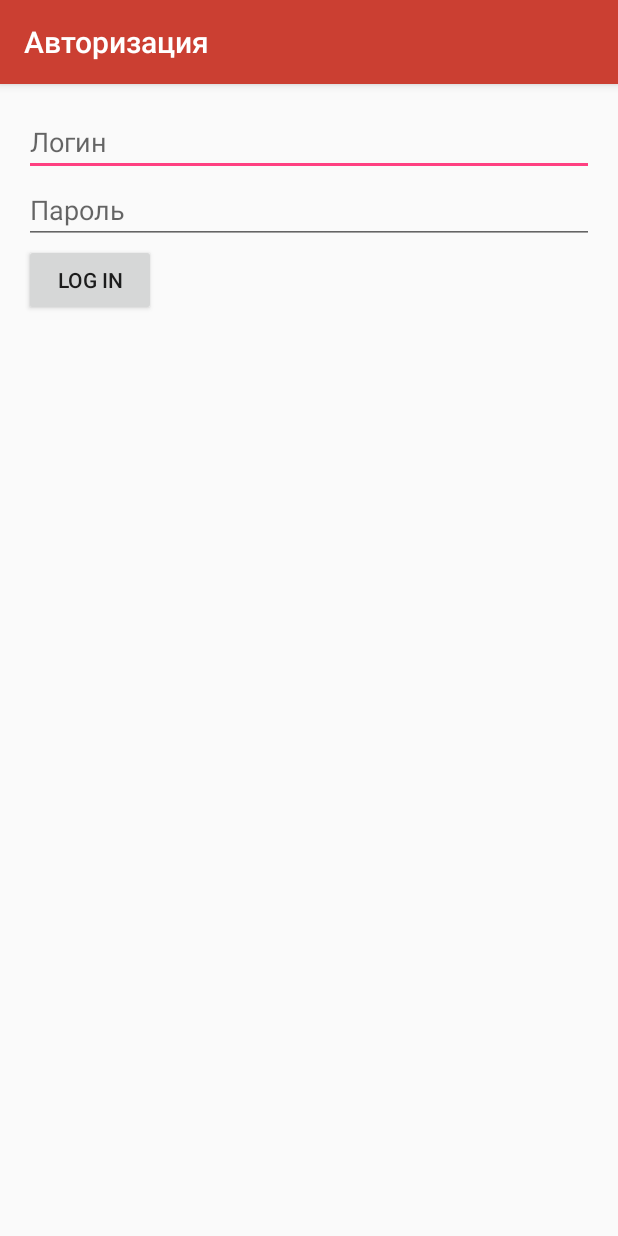
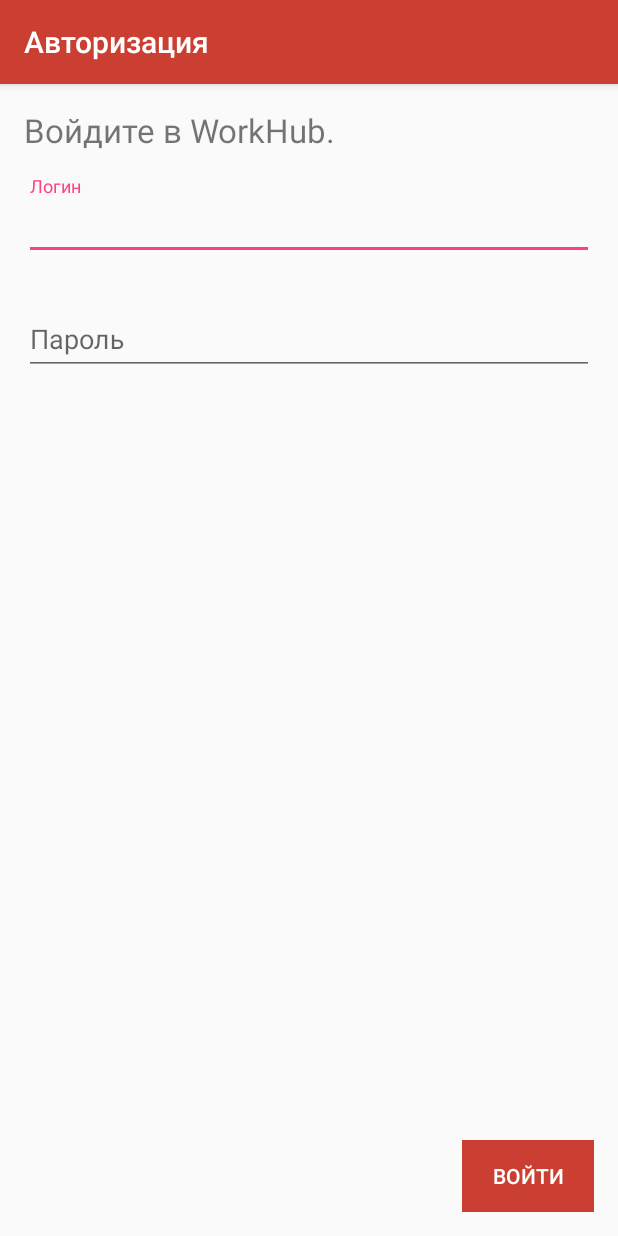
Before and after one commit to DolgushevEvgeny/WorkHub, an Android app: the screen it shows after launch (AuthorizationActivity), on a phone screen of 412 x 824 dp. Run offline under Robolectric (Android 15) with nearby library versions, the phone set to English and light mode, and no system bars; 4 statements that could not run were skipped.

Commit message:
Редизайн
Редизайн окна авторизации

```diff
--- a/WorkHub/app/src/main/res/layout/activity_authorization.xml
+++ b/WorkHub/app/src/main/res/layout/activity_authorization.xml
@@ -1,32 +1,79 @@
 <?xml version="1.0" encoding="utf-8"?>
-<LinearLayout xmlns:android="http://schemas.android.com/apk/res/android"
+<RelativeLayout xmlns:android="http://schemas.android.com/apk/res/android"
     xmlns:tools="http://schemas.android.com/tools"
+    xmlns:app="http://schemas.android.com/apk/res-auto"
     android:id="@+id/activity_authorization"
+    android:layout_width="match_parent"
+    android:layout_height="match_parent"
+    tools:context="com.example.eugenedolgushev.workhub.Activities.AuthorizationActivity">
+
+    <LinearLayout
+        android:orientation="vertical"
         android:layout_width="match_parent"
         android:layout_height="match_parent"
         android:paddingBottom="@dimen/activity_vertical_margin"
         android:paddingLeft="@dimen/activity_horizontal_margin"
         android:paddingRight="@dimen/activity_horizontal_margin"
-    android:paddingTop="@dimen/activity_vertical_margin"
-    android:orientation="vertical"
-    tools:context="com.example.eugenedolgushev.workhub.Activities.AuthorizationActivity">
+        android:paddingTop="@dimen/activity_vertical_margin">
 
-    <EditText
+        <LinearLayout
+            android:layout_width="match_parent"
+            android:layout_height="wrap_content"
+            android:layout_marginBottom="16dp">
+
+            <TextView
+                android:layout_width="match_parent"
+                android:layout_height="wrap_content"
+                android:text="Войдите в WorkHub."
+                android:textSize="22sp" />
+
+        </LinearLayout>
+
+        <android.support.design.widget.TextInputLayout
+            android:id="@+id/login_layout"
+            android:layout_width="match_parent"
+            android:layout_height="wrap_content"
+            app:errorEnabled="true">
+
+            <android.support.design.widget.TextInputEditText
                 android:id="@+id/login_field"
                 android:hint="Логин"
                 android:layout_width="match_parent"
                 android:layout_height="wrap_content" />
 
-    <EditText
+        </android.support.design.widget.TextInputLayout>
+
+        <android.support.design.widget.TextInputLayout
+            android:id="@+id/password_layout"
+            android:layout_width="match_parent"
+            android:layout_height="wrap_content"
+            app:errorEnabled="true">
+
+            <android.support.design.widget.TextInputEditText
                 android:id="@+id/password_field"
                 android:hint="Пароль"
                 android:layout_width="match_parent"
                 android:layout_height="wrap_content"
-        android:inputType="textPassword"/>
+                android:inputType="textPassword" />
+
+        </android.support.design.widget.TextInputLayout>
+
+    </LinearLayout>
+
+    <LinearLayout
+        android:layout_width="wrap_content"
+        android:layout_height="wrap_content"
+        android:layout_alignParentBottom="true"
+        android:layout_alignParentEnd="true"
+        android:paddingBottom="16dp"
+        android:paddingEnd="16dp">
 
         <Button
             android:id="@+id/login_button"
-        android:text="Log in"
+            android:text="Войти"
+            android:textColor="@color/white"
+            android:background="@color/colorPrimary"
             android:layout_width="wrap_content"
             android:layout_height="wrap_content" />
     </LinearLayout>
+</RelativeLayout>
```
Lines whose indentation alone changed are shown as unchanged.
